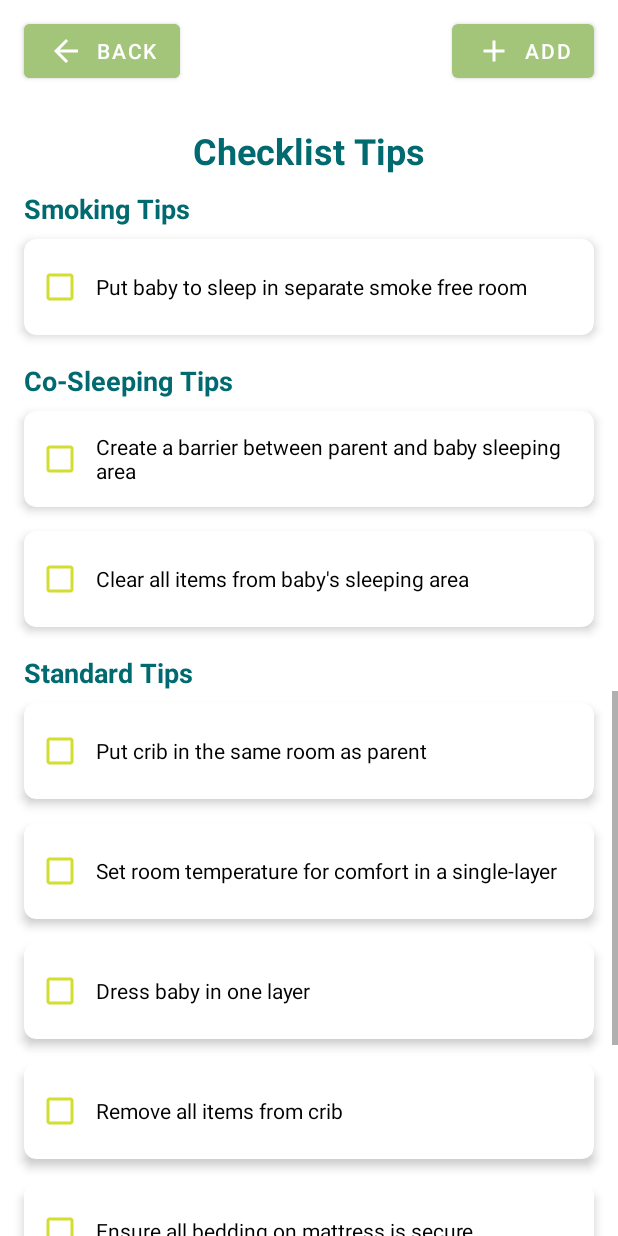
After one commit to darwinkjull/SIDS-Capstone, an Android app: the Checklist_Setup_Activity screen opened directly, with no data from a screen before it, on a phone screen of 412 x 824 dp. The commit adds this screen. Run offline under Robolectric (Android 15) with nearby library versions, the phone set to English and light mode, and no system bars.

Commit message:
Checklist Suggestion functionality

```diff
--- a/src/app/src/main/AndroidManifest.xml
+++ b/src/app/src/main/AndroidManifest.xml
@@ -30,6 +30,7 @@
             android:name=".Main_Activity"
             android:theme="@style/Theme.Sids_checklist"/>
         <activity android:name=".checklistreports.Checklist_Reports" />
+        <activity android:name=".Checklist_Setup_Activity"/>
         <activity
             android:name=".Profile_Activity"
             android:theme="@style/Theme.Sids_checklist"/>
--- a/src/app/src/main/java/com/example/sids_checklist/Checklist_Activity.java
+++ b/src/app/src/main/java/com/example/sids_checklist/Checklist_Activity.java
@@ -85,6 +85,8 @@ public class Checklist_Activity extends AppCompatActivity implements DialogClose
         // Add button to return to main activity
         Button returnFromChecklistButton = findViewById(R.id.returnFromChecklistButton);
 
+        Button tips = findViewById(R.id.buttonTips);
+
         // add item creator helper to reference in main using recyclerview api
         ItemTouchHelper itemTouchHelper = new ItemTouchHelper(
                 new Checklist_RecyclerItemTouchHelper(checklistAdapter));
@@ -114,6 +116,11 @@ public class Checklist_Activity extends AppCompatActivity implements DialogClose
                     swipeRefreshLayout.setRefreshing(false);
                 }
         );
+        tips.setOnClickListener(v -> {
+            Intent i = new Intent(Checklist_Activity.this, Checklist_Setup_Activity.class);
+            i.putExtra("profile_id", profileID);
+            startActivity(i);
+        });
 
         // Refresh the layout if swiped down
         swipeRefreshLayout.setOnRefreshListener(
--- /dev/null
+++ b/src/app/src/main/java/com/example/sids_checklist/Checklist_Setup_Activity.java
@@ -0,0 +1,99 @@
+package com.example.sids_checklist;
+
+
+
+import android.app.Activity;
+import android.content.Intent;
+import android.os.Bundle;
+import android.view.View;
+import android.widget.Button;
+
+import androidx.appcompat.app.AppCompatActivity;
+import androidx.recyclerview.widget.LinearLayoutManager;
+import androidx.recyclerview.widget.RecyclerView;
+
+import com.example.sids_checklist.checklistadapter.SetUpAdapter;
+import com.example.sids_checklist.checklistutils.Checklist_DatabaseHandler;
+
+import java.util.ArrayList;
+import java.util.Objects;
+
+public class Checklist_Setup_Activity extends AppCompatActivity {
+
+    private SetUpAdapter tipsAdapterSmoking;
+    private SetUpAdapter tipsAdapterCoSleeping;
+    private SetUpAdapter tipsAdapterStandard;
+    private Checklist_DatabaseHandler db;
+    private int profileID;
+
+
+
+    @Override
+    protected void onCreate(Bundle savedInstanceState){
+        super.onCreate(savedInstanceState);
+        setContentView(R.layout.suggested_checklist);
+        Objects.requireNonNull(getSupportActionBar()).hide();
+        //get profile ID
+        profileID = getIntent().getIntExtra("profile_id", -1);
+
+        //open checklist database
+        db = new Checklist_DatabaseHandler(this);
+        db.openDatabase();
+        //setup recycler view for each section
+        RecyclerView tasksRecyclerViewSmoking = findViewById(R.id.SmokingRecycler);
+        tasksRecyclerViewSmoking.setLayoutManager(new LinearLayoutManager(this));
+
+        RecyclerView tasksRecyclerViewCoSleeping = findViewById(R.id.CoSLeepingRecycler);
+        tasksRecyclerViewCoSleeping.setLayoutManager(new LinearLayoutManager(this));
+
+        RecyclerView tasksRecyclerViewStandard = findViewById(R.id.StadardRecycler);
+        tasksRecyclerViewStandard.setLayoutManager(new LinearLayoutManager(this));
+        //initialize items in recycler view
+        tipsAdapterSmoking = new SetUpAdapter(this);
+        tipsAdapterCoSleeping = new SetUpAdapter(this);
+        tipsAdapterStandard = new SetUpAdapter(this);
+
+        tasksRecyclerViewSmoking.setAdapter(tipsAdapterSmoking);
+        Tips smoking = new Tips();
+        ArrayList<Tips> smokingTips = smoking.initSmokingTips();
+        tasksRecyclerViewCoSleeping.setAdapter(tipsAdapterCoSleeping);
+        Tips coSleeping = new Tips();
+        ArrayList<Tips> coSleepingTips = coSleeping.initCoSleepingTips();
+        tasksRecyclerViewStandard.setAdapter(tipsAdapterStandard);
+        Tips standard = new Tips();
+        ArrayList<Tips> standardTips = standard.initStandardTips();
+
+        tipsAdapterSmoking.setTips(smokingTips);
+        tipsAdapterCoSleeping.setTips(coSleepingTips);
+        tipsAdapterStandard.setTips(standardTips);
+
+        //implement the add button
+        Button add = findViewById(R.id.suggestedAdd);
+        add.setOnClickListener(new View.OnClickListener() {
+            @Override
+            public void onClick(View v) {
+                checkCheckedItems(tipsAdapterSmoking);
+                checkCheckedItems(tipsAdapterCoSleeping);
+                checkCheckedItems(tipsAdapterStandard);
+                startActivity(new Intent(Checklist_Setup_Activity.this,
+                        Checklist_Activity.class));
+            }
+        });
+
+
+
+        Button back = findViewById(R.id.checklistButtonBack);
+        back.setOnClickListener(v -> startActivity(new Intent(Checklist_Setup_Activity.this,
+                Checklist_Activity.class)));
+
+    }
+    private void checkCheckedItems(SetUpAdapter adapter){
+        for (int i = 0; i < adapter.getItemCount(); i++){
+            Tips item = adapter.getItem(i);
+
+            if (item.getStatus()==1){
+                db.insertTip(item, profileID);
+            }
+        }
+    }
+}
--- /dev/null
+++ b/src/app/src/main/java/com/example/sids_checklist/Tips.java
@@ -0,0 +1,57 @@
+package com.example.sids_checklist;
+
+import java.util.ArrayList;
+
+    public class Tips {
+        private String item;
+        private int status;
+
+        public Tips(String item, int status){
+            this.item = item;
+            this.status = status;
+        }
+
+        public Tips() {
+
+        }
+
+        public String getItem() {
+            return item;
+        }
+
+        public void setItem(String item) {
+            item = item;
+        }
+
+        public int getStatus() {
+            return status;
+        }
+
+        public void setStatus(int status) {
+            this.status = status;
+        }
+        public ArrayList<Tips> initSmokingTips(){
+            ArrayList<Tips> smokingList = new ArrayList<>();
+            smokingList.add(new Tips("Put baby to sleep in separate smoke free room",0));
+            return smokingList;
+        }
+        public ArrayList<Tips> initCoSleepingTips(){
+            ArrayList<Tips> coSleepingList = new ArrayList<>();
+            coSleepingList.add(new Tips("Create a barrier between parent and baby sleeping area", 0));
+            coSleepingList.add(new Tips("Clear all items from baby's sleeping area", 0));
+
+            return coSleepingList;
+        }
+        public ArrayList<Tips> initStandardTips() {
+            ArrayList<Tips> standardList = new ArrayList<>();
+            standardList.add(new Tips("Put crib in the same room as parent", 0));
+            standardList.add(new Tips("Set room temperature for comfort in a single-layer", 0));
+            standardList.add(new Tips("Dress baby in one layer", 0));
+            standardList.add(new Tips("Remove all items from crib", 0));
+            standardList.add(new Tips("Ensure all bedding on mattress is secure", 0));
+            standardList.add(new Tips("Put baby to sleep on their back", 0));
+            standardList.add(new Tips("Ensure baby's head is completely uncovered", 0));
+
+            return standardList;
+        }
+    }
--- /dev/null
+++ b/src/app/src/main/java/com/example/sids_checklist/checklistadapter/SetUpAdapter.java
@@ -0,0 +1,63 @@
+package com.example.sids_checklist.checklistadapter;
+
+
+import android.view.LayoutInflater;
+import android.view.View;
+import android.view.ViewGroup;
+import android.widget.CheckBox;
+
+import androidx.recyclerview.widget.RecyclerView;
+import com.example.sids_checklist.Checklist_Setup_Activity;
+import com.example.sids_checklist.R;
+import com.example.sids_checklist.Tips;
+
+import java.util.ArrayList;
+
+public class SetUpAdapter extends RecyclerView.Adapter<SetUpAdapter.ViewHolder> {
+    private ArrayList<Tips> tips;
+    private final Checklist_Setup_Activity activity;
+
+    public SetUpAdapter(Checklist_Setup_Activity activity){
+        this.activity = activity;
+    }
+    public ViewHolder onCreateViewHolder(ViewGroup parent, int viewType){
+        View itemView = LayoutInflater.from(parent.getContext())
+                .inflate(R.layout.checklist_layout, parent, false);
+        return new ViewHolder(itemView);
+    }
+    public Tips getItem(int position) {
+        return tips.get(position);
+    }
+    public void onBindViewHolder(ViewHolder holder, int position) {
+        Tips item = tips.get(position);
+        holder.task.setText(item.getItem());
+        holder.task.setChecked(toBoolean(item.getStatus()));
+        holder.task.setOnCheckedChangeListener((buttonView, isChecked) -> {
+            if (isChecked) {
+                item.setStatus(1);
+            } else {
+                item.setStatus(0);
+            }
+        });
+    }
+
+
+    public int getItemCount(){
+        return tips.size();
+    }
+    // helper function to turn int (1/0) into boolean
+    private boolean toBoolean(int i){
+        return i != 0;
+    }
+
+    public void setTips(ArrayList<Tips> list){
+        this.tips = list;
+    }
+    public static class ViewHolder extends RecyclerView.ViewHolder{
+        CheckBox task;
+        ViewHolder(View view){
+            super(view);
+            task = view.findViewById(R.id.checklistContent);
+        }
+    }
+}
--- a/src/app/src/main/java/com/example/sids_checklist/checklistutils/Checklist_DatabaseHandler.java
+++ b/src/app/src/main/java/com/example/sids_checklist/checklistutils/Checklist_DatabaseHandler.java
@@ -22,6 +22,7 @@ import android.util.Log;
 import androidx.annotation.ChecksSdkIntAtLeast;
 
 import com.example.sids_checklist.Checklist_Activity;
+import com.example.sids_checklist.Tips;
 import com.example.sids_checklist.checklistmodel.ChecklistModel;
 import com.example.sids_checklist.checklistmodel.ProfileModel;
 
@@ -165,4 +166,13 @@ public class Checklist_DatabaseHandler extends SQLiteOpenHelper {
         String tableName = CHECKLIST_TABLE_PREFIX + profileID + CHECKLIST_TABLE_SUFFIX;
         db.execSQL("DROP TABLE IF EXISTS " + tableName);
     }
+
+    public void insertTip(Tips item, int profile_ID) {
+        ContentValues cv = new ContentValues();
+        cv.put(ITEM, item.getItem()); // get item name
+        cv.put(STATUS, 0); // set item as "unchecked"
+
+        String tableName = CHECKLIST_TABLE_PREFIX + profile_ID + CHECKLIST_TABLE_SUFFIX;
+        db.insert(tableName, null, cv); // insert new item to database
+    }
 }
--- /dev/null
+++ b/src/app/src/main/res/drawable/baseline_add_24.xml
@@ -0,0 +1,5 @@
+<vector android:height="24dp" android:tint="#FFFFFF"
+    android:viewportHeight="24" android:viewportWidth="24"
+    android:width="24dp" xmlns:android="http://schemas.android.com/apk/res/android">
+    <path android:fillColor="@android:color/white" android:pathData="M19,13h-6v6h-2v-6H5v-2h6V5h2v6h6v2z"/>
+</vector>
--- a/src/app/src/main/res/layout/activity_checklist.xml
+++ b/src/app/src/main/res/layout/activity_checklist.xml
@@ -25,9 +25,10 @@ https://developer.android.com/develop/ui/views/layout/recyclerview
         android:textStyle="bold"
         android:textColor="@color/colorPrimaryDark"
         android:text="Sleep Checklist"
-        android:layout_alignParentEnd="true"
+        android:layout_below="@+id/returnFromChecklistButton"
         android:layout_marginBottom="16dp"
-        android:layout_marginTop="16dp"
+        android:layout_centerHorizontal="true"
+        android:layout_marginTop="8dp"
         android:layout_marginEnd="16dp"
         android:textSize="24sp" />
 
@@ -44,6 +45,19 @@ https://developer.android.com/develop/ui/views/layout/recyclerview
         android:backgroundTint="@color/colorPrimary"
         android:drawableLeft="@drawable/baseline_arrow_back_24"
         android:text="Back"
+        android:textSize="12sp" />
+    <Button
+        android:id="@+id/buttonTips"
+        android:layout_width="wrap_content"
+        android:layout_height="wrap_content"
+        android:layout_marginStart="16dp"
+        android:layout_marginTop="10dp"
+        android:layout_marginEnd="16dp"
+        android:layout_marginBottom="16dp"
+        android:layout_alignParentRight="true"
+        android:backgroundTint="@color/colorPrimary"
+        android:drawableLeft="@drawable/baseline_arrow_back_24"
+        android:text="Tips"
         android:textSize="12sp" />
 
     <androidx.swiperefreshlayout.widget.SwipeRefreshLayout
--- /dev/null
+++ b/src/app/src/main/res/layout/suggested_checklist.xml
@@ -0,0 +1,102 @@
+<RelativeLayout xmlns:android="http://schemas.android.com/apk/res/android"
+    xmlns:app="http://schemas.android.com/apk/res-auto"
+    android:orientation="vertical"
+    android:layout_width="match_parent"
+    android:layout_height="match_parent">
+    <Button
+        android:id="@+id/checklistButtonBack"
+        android:layout_width="wrap_content"
+        android:layout_height="wrap_content"
+        android:layout_marginStart="16dp"
+        android:layout_marginTop="10dp"
+        android:layout_marginEnd="16dp"
+        android:layout_marginBottom="16dp"
+        android:backgroundTint="@color/colorPrimary"
+        android:drawableLeft="@drawable/baseline_arrow_back_24"
+        android:text="Back" />
+    <TextView
+        android:id="@+id/ChecklistTips"
+        android:layout_width="wrap_content"
+        android:layout_height="wrap_content"
+        android:layout_centerHorizontal="true"
+        android:layout_marginEnd="16dp"
+        android:layout_marginTop="10dp"
+        android:text="Checklist Tips"
+        android:textColor="@color/colorPrimaryDark"
+        android:layout_below="@id/checklistButtonBack"
+        android:textSize="24dp"
+        android:textStyle="bold" />
+    <TextView
+        android:id="@+id/SmokingTips"
+        android:layout_width="wrap_content"
+        android:layout_height="wrap_content"
+        android:paddingLeft="16dp"
+        android:layout_marginEnd="16dp"
+        android:layout_marginTop="10dp"
+        android:text="Smoking Tips"
+        android:textColor="@color/colorPrimaryDark"
+        android:layout_below="@id/ChecklistTips"
+        android:textSize="18dp"
+        android:textStyle="bold"/>
+
+    <androidx.recyclerview.widget.RecyclerView
+        android:id="@+id/SmokingRecycler"
+        android:layout_width="match_parent"
+        android:layout_height="wrap_content"
+        android:layout_below="@id/SmokingTips"
+        android:visibility="visible"/>
+    <TextView
+        android:id="@+id/CosleepingTips"
+        android:layout_width="wrap_content"
+        android:layout_height="wrap_content"
+        android:paddingLeft="16dp"
+        android:layout_marginEnd="16dp"
+        android:layout_marginTop="10dp"
+        android:text="Co-Sleeping Tips"
+        android:textColor="@color/colorPrimaryDark"
+        android:layout_below="@id/SmokingRecycler"
+        android:textSize="18dp"
+        android:textStyle="bold"/>
+
+    <androidx.recyclerview.widget.RecyclerView
+        android:id="@+id/CoSLeepingRecycler"
+        android:layout_width="match_parent"
+        android:layout_height="wrap_content"
+        android:layout_below="@id/CosleepingTips"
+        android:visibility="visible"/>
+    <TextView
+        android:id="@+id/StandardTips"
+        android:layout_width="wrap_content"
+        android:layout_height="wrap_content"
+        android:paddingLeft="16dp"
+        android:layout_marginEnd="16dp"
+        android:layout_marginTop="10dp"
+        android:text="Standard Tips"
+        android:textColor="@color/colorPrimaryDark"
+        android:layout_below="@id/CoSLeepingRecycler"
+        android:textSize="18dp"
+        android:textStyle="bold"/>
+
+    <androidx.recyclerview.widget.RecyclerView
+        android:id="@+id/StadardRecycler"
+        android:layout_width="match_parent"
+        android:layout_height="wrap_content"
+        android:scrollbars="vertical"
+        android:layout_below="@id/StandardTips"
+        android:visibility="visible"/>
+    <Button
+        android:id="@+id/suggestedAdd"
+        android:layout_width="wrap_content"
+        android:layout_height="wrap_content"
+        android:layout_alignParentEnd="true"
+        android:layout_alignParentTop="true"
+        android:layout_marginStart="16dp"
+        android:layout_marginTop="10dp"
+        android:layout_marginEnd="16dp"
+        android:layout_marginBottom="16dp"
+        android:drawableLeft="@drawable/baseline_add_24"
+        android:text="add"
+        />
+
+
+</RelativeLayout>
```
